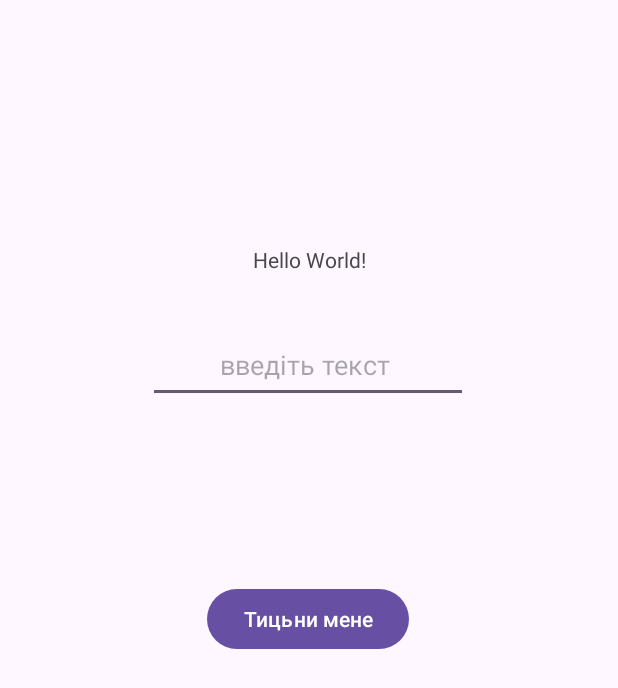
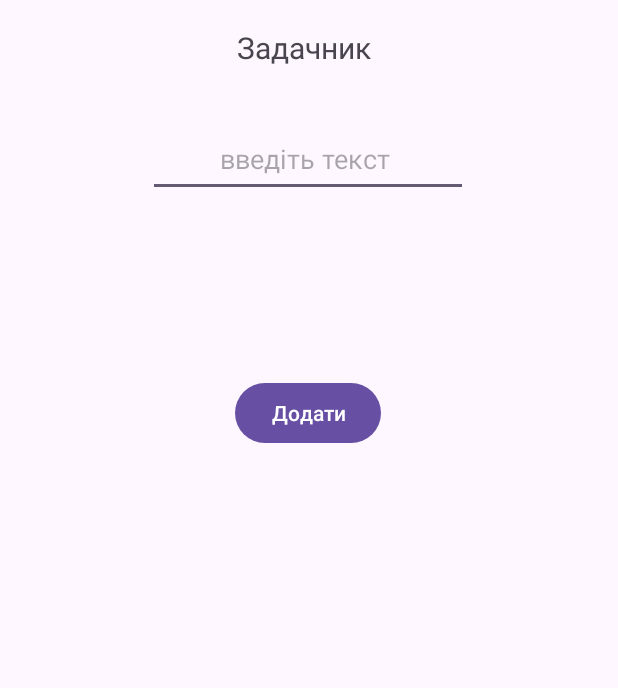
Before and after one commit to Profesor41/Ls1, an Android app: the screen it shows after launch (MainActivity), on a phone screen of 412 x 824 dp. Shown: the top 688 px of the screen. Run offline under Robolectric (Android 15) with nearby library versions, the phone set to English and light mode, and no system bars.

Commit message:
Push2
Add list and option to delete it by click

```diff
--- a/app/src/main/java/com/example/ls1/MainActivity.kt
+++ b/app/src/main/java/com/example/ls1/MainActivity.kt
@@ -1,8 +1,10 @@
 package com.example.ls1
 
 import android.os.Bundle
+import android.widget.ArrayAdapter
 import android.widget.Button
 import android.widget.EditText
+import android.widget.ListView
 import android.widget.TextView
 import android.widget.Toast
 import androidx.activity.enableEdgeToEdge
@@ -14,21 +16,29 @@ class MainActivity : AppCompatActivity() {
     override fun onCreate(savedInstanceState: Bundle?) {
         super.onCreate(savedInstanceState)
 
-        // Встановлюємо макет активності
+        // Встановлюємо макетіще активності
         setContentView(R.layout.activity_main)
 
         // Знаходимо елементи після setContentView
-        val label = findViewById<TextView>(R.id.main_label)
+        val listView = findViewById<ListView>(R.id.listview)
         val userData: EditText = findViewById(R.id.user_data)
         val button: Button = findViewById(R.id.button)
 
+        val todos:MutableList<String> = mutableListOf()
+        val adapter = ArrayAdapter(this, android.R.layout.simple_list_item_1, todos)
+        listView.adapter = adapter
+
+        listView.setOnItemClickListener { adapterView, view, i, l ->
+            val text = listView.getItemAtPosition(i). toString()
+            adapter.remove(text)
+
+            Toast.makeText(this, "Ми видалили: $text", Toast.LENGTH_LONG). show()
+        }
+
         button.setOnClickListener {
             val text = userData.text.toString().trim()
-            if (text == "toast") {
-                Toast.makeText(this, "User enter toast", Toast.LENGTH_SHORT).show()
-            } else {
-                label.text = text
-            }
+            if(text !="")
+                adapter.insert(text, 0)
         }
 
         enableEdgeToEdge()
--- a/app/src/main/res/layout/activity_main.xml
+++ b/app/src/main/res/layout/activity_main.xml
@@ -12,12 +12,14 @@
         android:layout_width="wrap_content"
         android:layout_height="wrap_content"
         android:layout_marginTop="1dp"
-        android:text="Hello World!"
+        android:text="Задачник"
+        android:textSize="20sp"
         app:layout_constraintBottom_toBottomOf="parent"
         app:layout_constraintEnd_toEndOf="parent"
+        app:layout_constraintHorizontal_bias="0.489"
         app:layout_constraintStart_toStartOf="parent"
         app:layout_constraintTop_toTopOf="parent"
-        app:layout_constraintVertical_bias="0.202" />
+        app:layout_constraintVertical_bias="0.021" />
 
     <EditText
         android:id="@+id/user_data"
@@ -38,10 +40,21 @@
         android:layout_width="wrap_content"
         android:layout_height="wrap_content"
         android:layout_marginTop="120dp"
-        android:text="Тицьни мене"
+        android:text="Додати"
         app:layout_constraintEnd_toEndOf="parent"
         app:layout_constraintHorizontal_bias="0.498"
         app:layout_constraintStart_toStartOf="parent"
         app:layout_constraintTop_toBottomOf="@+id/user_data" />
 
+    <ListView
+        android:id="@+id/listview"
+        android:layout_width="wrap_content"
+        android:layout_height="400dp"
+        android:layout_marginStart="20dp"
+        android:layout_marginTop="20dp"
+        android:layout_marginEnd="20dp"
+        app:layout_constraintEnd_toEndOf="parent"
+        app:layout_constraintStart_toStartOf="parent"
+        app:layout_constraintTop_toBottomOf="@+id/button" />
+
 </androidx.constraintlayout.widget.ConstraintLayout>
```
